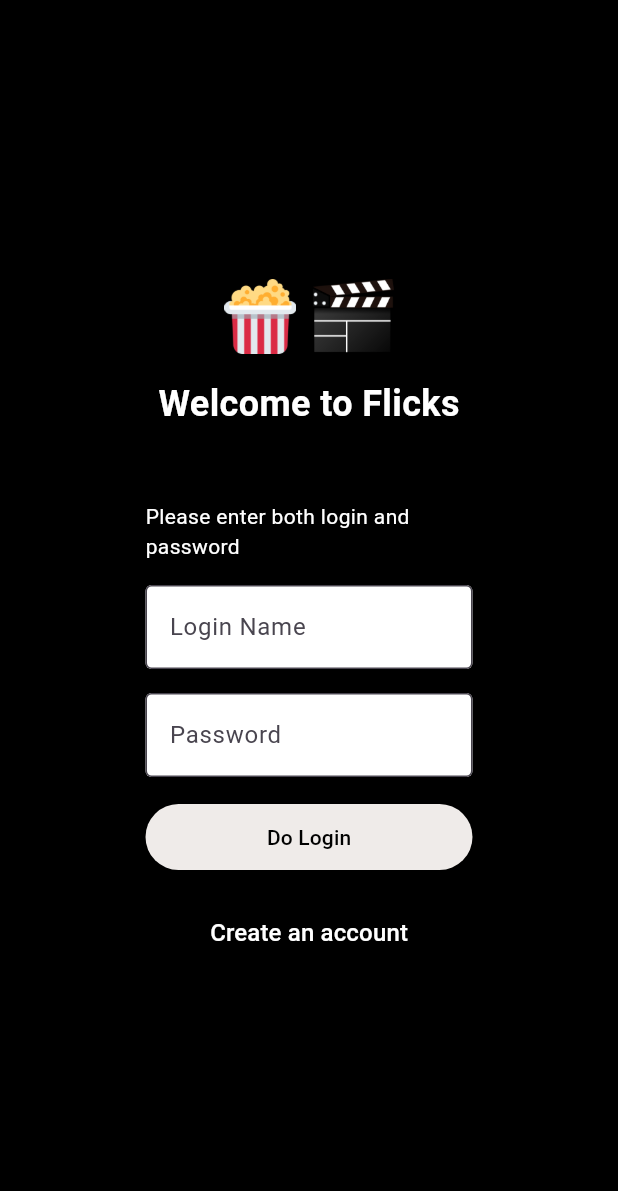
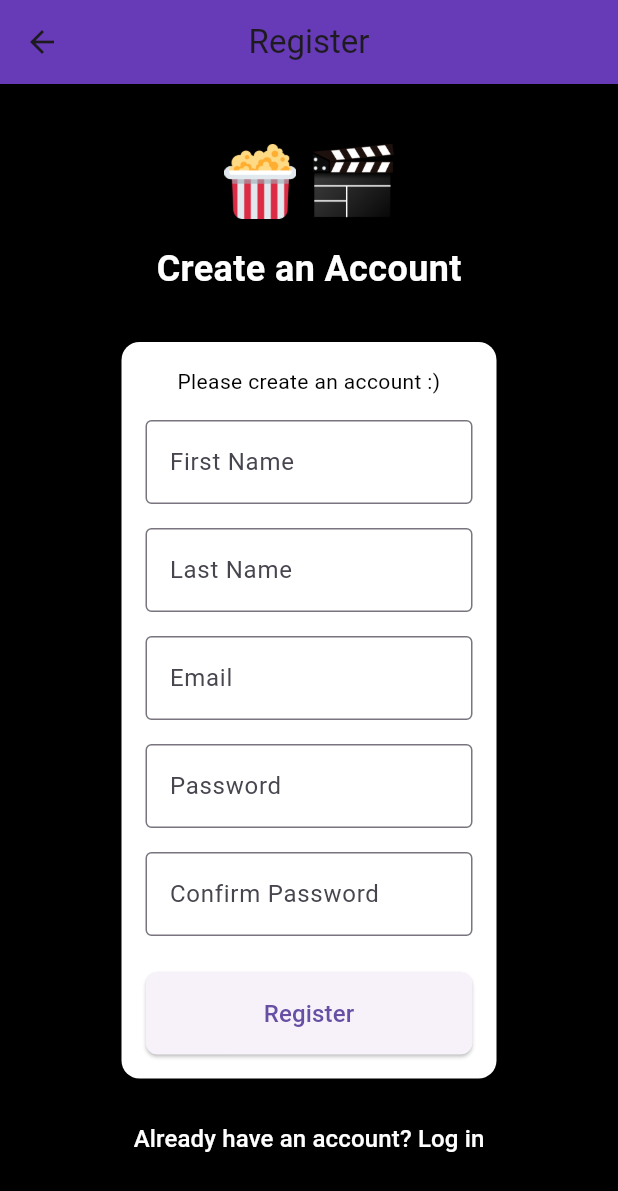
Before and after one commit to fifty1-fifty/large_project, a Flutter app: the screen it shows after launch, after a tap on "Do Login", after a tap on "Create an account", on a phone screen of 412 x 824 dp. Shown: the top 1191 px of the screen. Run offline on Flutter 3.47's test engine with Material 3 defaults, Android fonts, the light colour scheme and no system bars.

Commit message:
Added a registration screen and stylized both register and login so that they look better

```diff
--- a/movieapp/lib/main.dart
+++ b/movieapp/lib/main.dart
@@ -1,41 +1,32 @@
+import 'package:flutter/material.dart';
 import 'package:movieapp/routes/routes.dart';
-import 'package:flutter/material.dart';
 
 void main() {
-  runApp(MyApp());
+  runApp(const MyApp());
 }
-
-// class MyApp extends StatelessWidget {
-//   const MyApp({super.key});
-
-//   @override
-//   Widget build(BuildContext context) {
-//     return MaterialApp(
-//       home: Scaffold(
-//         appBar: AppBar(
-//           titleTextStyle: TextStyle(
-//             package: "Movie App",
-//           color: Colors.grey
-
-//           ),
-//           backgroundColor: Colors.black,
-//           title: Center(child: const Text("Movie App")),
-//         ),
-//       ),
-//     );
-//   }
-// }
 
 class MyApp extends StatelessWidget {
   const MyApp({super.key});
 
-  // This widget is the root of your application.
   @override
   Widget build(BuildContext context) {
     return MaterialApp(
-      title: '',
+      title: 'Movie App',
       debugShowCheckedModeBanner: false,
-      theme: ThemeData(),
+      theme: ThemeData(
+        primarySwatch: Colors.deepPurple,
+        scaffoldBackgroundColor: Colors.white,
+        appBarTheme: const AppBarTheme(
+          backgroundColor: Colors.deepPurple,
+          centerTitle: true,
+        ),
+        inputDecorationTheme: const InputDecorationTheme(
+          border: OutlineInputBorder(),
+        ),
+      ),
+      // Set the initial route to the desired screen.
+      // For example, if you want to start at the login screen:
+      initialRoute: '/login',
       routes: Routes.getroutes,
     );
   }
--- a/movieapp/lib/routes/routes.dart
+++ b/movieapp/lib/routes/routes.dart
@@ -1,14 +1,18 @@
 import 'package:flutter/material.dart';
 import 'package:movieapp/screens/LoginScreen.dart';
+import 'package:movieapp/screens/RegisterScreen.dart';
 import 'package:movieapp/screens/CardsScreen.dart';
+
 class Routes {
   static const String LOGINSCREEN = '/login';
+  static const String REGISTERSCREEN = '/register';
   static const String CARDSSCREEN = '/cards';
+
   // routes of pages in the app
   static Map<String, Widget Function(BuildContext)> get getroutes => {
     '/': (context) => LoginScreen(),
     LOGINSCREEN: (context) => LoginScreen(),
+    REGISTERSCREEN: (context) => RegisterScreen(),
     CARDSSCREEN: (context) => CardsScreen(),
   };
-
 }
--- /dev/null
+++ b/movieapp/lib/screens/RegisterScreen.dart
@@ -0,0 +1,216 @@
+import 'package:flutter/material.dart';
+
+class RegisterScreen extends StatefulWidget {
+  const RegisterScreen({super.key});
+
+  @override
+  _RegisterScreenState createState() => _RegisterScreenState();
+}
+
+class _RegisterScreenState extends State<RegisterScreen> {
+  // Controllers for text fields.
+  final _firstNameController = TextEditingController();
+  final _lastNameController = TextEditingController();
+  final _emailController = TextEditingController();
+  final _passwordController = TextEditingController();
+  final _confirmPasswordController = TextEditingController();
+
+  bool _isLoading = false;
+  String message = "Please create an account :)";
+
+  Future<void> _handleRegister() async {
+    setState(() {
+      message = "";
+      _isLoading = true;
+    });
+
+    // Ensure both password fields match.
+    if (_passwordController.text.trim() !=
+        _confirmPasswordController.text.trim()) {
+      setState(() {
+        message = "Passwords do not match.";
+        _isLoading = false;
+      });
+      return;
+    }
+
+    try {
+      // TODO: Replace this delay with a real registration API call.
+      await Future.delayed(const Duration(seconds: 2));
+
+      // On successful registration navigate to login screen.
+      Navigator.pushReplacementNamed(context, '/login');
+    } catch (e) {
+      setState(() {
+        message = "Registration failed: ${e.toString()}";
+      });
+    } finally {
+      setState(() {
+        _isLoading = false;
+      });
+    }
+  }
+
+  @override
+  void dispose() {
+    _firstNameController.dispose();
+    _lastNameController.dispose();
+    _emailController.dispose();
+    _passwordController.dispose();
+    _confirmPasswordController.dispose();
+    super.dispose();
+  }
+
+  @override
+  Widget build(BuildContext context) {
+    return Scaffold(
+      backgroundColor: Colors.black, // same dark background as login
+      appBar: AppBar(
+        title: const Text("Register"),
+        backgroundColor: Colors.deepPurple,
+      ),
+      body: SingleChildScrollView(
+        child: Center(
+          child: Padding(
+            padding: const EdgeInsets.all(16.0),
+            child: Column(
+              children: [
+                // Optionally, include top images similar to login screen.
+                Padding(
+                  padding: const EdgeInsets.only(top: 24.0),
+                  child: Row(
+                    mainAxisAlignment: MainAxisAlignment.center,
+                    children: [
+                      Image.asset('assets/images/popcorn.png', height: 50),
+                      const SizedBox(width: 10),
+                      Image.asset('assets/images/clapperboard.png', height: 50),
+                    ],
+                  ),
+                ),
+                const SizedBox(height: 16),
+                const Text(
+                  'Create an Account',
+                  style: TextStyle(
+                    fontSize: 24,
+                    fontWeight: FontWeight.bold,
+                    color: Colors.white,
+                  ),
+                ),
+                const SizedBox(height: 32),
+                // Form container with styling similar to login screen.
+                Container(
+                  width: 250,
+                  padding: const EdgeInsets.all(16),
+                  decoration: BoxDecoration(
+                    color: Colors.white,
+                    borderRadius: BorderRadius.circular(12),
+                  ),
+                  child: Column(
+                    crossAxisAlignment: CrossAxisAlignment.center,
+                    children: [
+                      // Display message (error or info)
+                      Text(
+                        message,
+                        style: const TextStyle(
+                          fontSize: 14,
+                          color: Colors.black,
+                        ),
+                        textAlign: TextAlign.center,
+                      ),
+                      const SizedBox(height: 16),
+                      // First Name Field
+                      TextField(
+                        controller: _firstNameController,
+                        decoration: const InputDecoration(
+                          labelText: 'First Name',
+                          hintText: 'Enter your first name',
+                          border: OutlineInputBorder(),
+                        ),
+                      ),
+                      const SizedBox(height: 16),
+                      // Last Name Field
+                      TextField(
+                        controller: _lastNameController,
+                        decoration: const InputDecoration(
+                          labelText: 'Last Name',
+                          hintText: 'Enter your last name',
+                          border: OutlineInputBorder(),
+                        ),
+                      ),
+                      const SizedBox(height: 16),
+                      // Email Field
+                      TextField(
+                        controller: _emailController,
+                        decoration: const InputDecoration(
+                          labelText: 'Email',
+                          hintText: 'Enter your email',
+                          border: OutlineInputBorder(),
+                        ),
+                        keyboardType: TextInputType.emailAddress,
+                      ),
+                      const SizedBox(height: 16),
+                      // Password Field
+                      TextField(
+                        controller: _passwordController,
+                        obscureText: true,
+                        decoration: const InputDecoration(
+                          labelText: 'Password',
+                          hintText: 'Enter your password',
+                          border: OutlineInputBorder(),
+                        ),
+                      ),
+                      const SizedBox(height: 16),
+                      // Confirm Password Field
+                      TextField(
+                        controller: _confirmPasswordController,
+                        obscureText: true,
+                        decoration: const InputDecoration(
+                          labelText: 'Confirm Password',
+                          hintText: 'Re-enter your password',
+                          border: OutlineInputBorder(),
+                        ),
+                      ),
+                      const SizedBox(height: 24),
+                      SizedBox(
+                        width: double.infinity,
+                        child:
+                            _isLoading
+                                ? const Center(
+                                  child: CircularProgressIndicator(),
+                                )
+                                : ElevatedButton(
+                                  onPressed: _handleRegister,
+                                  style: ElevatedButton.styleFrom(
+                                    padding: const EdgeInsets.symmetric(
+                                      vertical: 16,
+                                    ),
+                                    shape: RoundedRectangleBorder(
+                                      borderRadius: BorderRadius.circular(8),
+                                    ),
+                                  ),
+                                  child: const Text(
+                                    "Register",
+                                    style: TextStyle(fontSize: 16),
+                                  ),
+                                ),
+                      ),
+                    ],
+                  ),
+                ),
+                const SizedBox(height: 16),
+                TextButton(
+                  onPressed:
+                      () => Navigator.pushReplacementNamed(context, '/login'),
+                  child: const Text(
+                    "Already have an account? Log in",
+                    style: TextStyle(fontSize: 16, color: Colors.white),
+                  ),
+                ),
+              ],
+            ),
+          ),
+        ),
+      ),
+    );
+  }
+}
```
Lines whose indentation alone changed are shown as unchanged.
